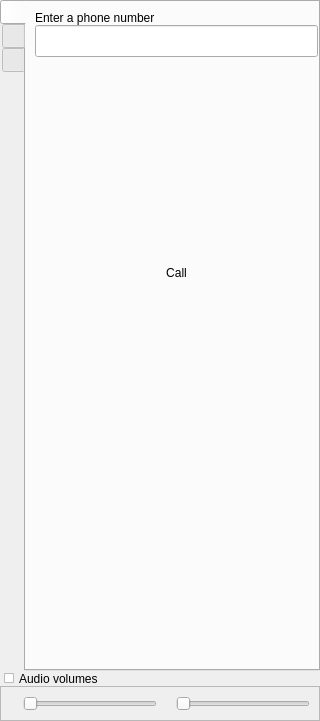
Above: src/tools/customwidgets/calldialog_base.ui from AlekSi/Jabbin before the change. Below: the same form after it.
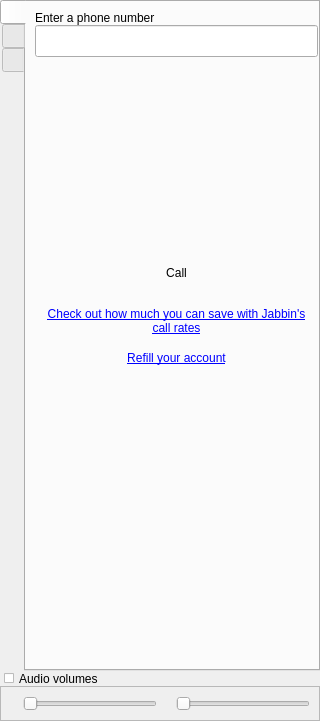
That is the form after the change. Icons and pictures are not drawn. Custom widgets are drawn as their Qt base class.

Patch:
```diff
--- a/src/tools/customwidgets/calldialog_base.ui
+++ b/src/tools/customwidgets/calldialog_base.ui
@@ -169,6 +169,54 @@
                </item>
               </layout>
              </item>
+             <item>
+              <widget class="QFrame" name="frame_2">
+               <layout class="QVBoxLayout" name="verticalLayout_9">
+                <property name="spacing">
+                 <number>16</number>
+                </property>
+                <item>
+                 <spacer name="verticalSpacer_4">
+                  <property name="orientation">
+                   <enum>Qt::Vertical</enum>
+                  </property>
+                  <property name="sizeType">
+                   <enum>QSizePolicy::Minimum</enum>
+                  </property>
+                  <property name="sizeHint" stdset="0">
+                   <size>
+                    <width>20</width>
+                    <height>10</height>
+                   </size>
+                  </property>
+                 </spacer>
+                </item>
+                <item>
+                 <widget class="QLabel" name="labelRates">
+                  <property name="text">
+                   <string>&lt;a href=&quot;http://www.jabbin.com/rates&quot;&gt;Check out how much you can save with Jabbin's call rates&lt;/a&gt;</string>
+                  </property>
+                  <property name="alignment">
+                   <set>Qt::AlignCenter</set>
+                  </property>
+                  <property name="wordWrap">
+                   <bool>true</bool>
+                  </property>
+                 </widget>
+                </item>
+                <item>
+                 <widget class="QLabel" name="labelRefill">
+                  <property name="text">
+                   <string>&lt;a href=&quot;http://www.jabbin.com/recharge&quot;&gt;Refill your account&lt;/a&gt;</string>
+                  </property>
+                  <property name="alignment">
+                   <set>Qt::AlignCenter</set>
+                  </property>
+                 </widget>
+                </item>
+               </layout>
+              </widget>
+             </item>
              <item>
               <spacer name="verticalSpacer">
                <property name="orientation">
```
